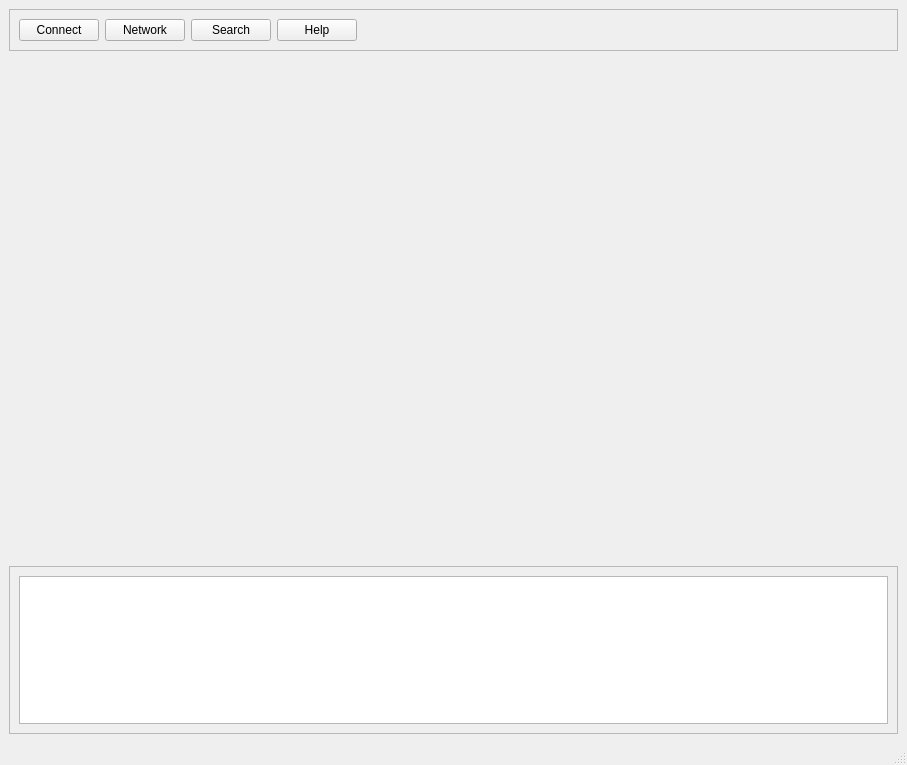
pars-linux/uludag, file 2.0/lider-newgui/lider/main.ui: the form before one commit.
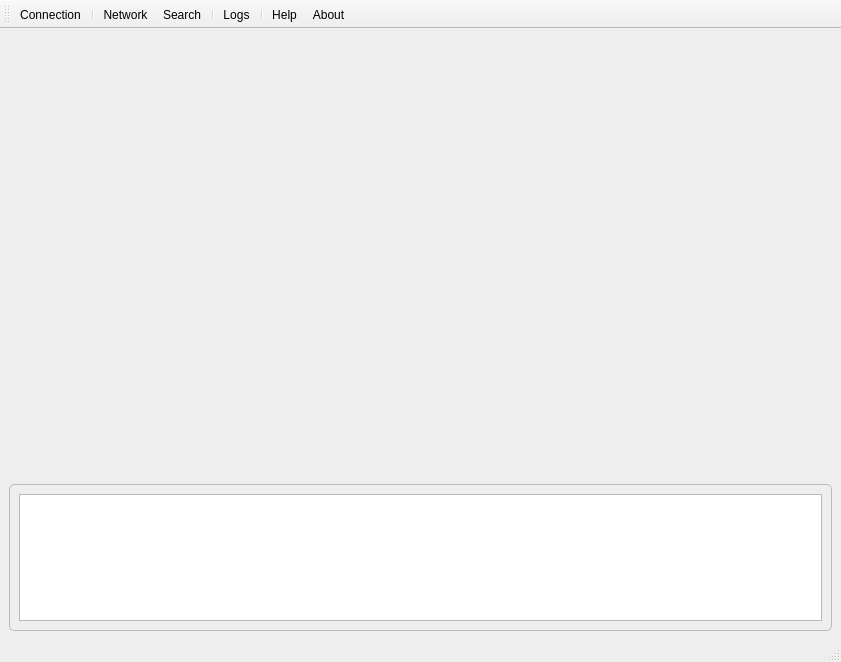
The form after the commit. The open tabs and pages were chosen to show the change. Icons and pictures are not drawn.

Commit message: Instead of ugly buttons, use actions. Also moved connection GUI to another page

Diff of the .ui file:
```diff
--- a/2.0/lider-newgui/lider/main.ui
+++ b/2.0/lider-newgui/lider/main.ui
@@ -6,8 +6,8 @@
    <rect>
     <x>0</x>
     <y>0</y>
-    <width>907</width>
-    <height>765</height>
+    <width>841</width>
+    <height>662</height>
    </rect>
   </property>
   <property name="windowTitle">
@@ -18,13 +18,14 @@
     <normaloff>:/icons/network48.png</normaloff>:/icons/network48.png</iconset>
   </property>
   <property name="styleSheet">
-   <string notr="true">#pushNodePurge {
-	color: #A00;
-	font-weight: bold;
+   <string notr="true">QMainWindow, #centralWidget, QStatusBar, QToolBar {
+	background: #eee;
 }
 
-#pushNodeUndo {
-	color: #A00;
+#frameToolbar, #frameNetwork, #frameNode, #frameMiniNetwork, #frame, #framePolicyInherit, #frameDeveloper {
+	border: 1px solid #bbb;
+	border-radius: 5px;
+	background: #eee;
 }
 
 QStackedWidget {
@@ -34,61 +35,8 @@
   </property>
   <widget class="QWidget" name="centralwidget">
    <layout class="QGridLayout" name="gridLayout_2">
-    <item row="0" column="0">
-     <widget class="QFrame" name="frameToolbar">
-      <property name="frameShape">
-       <enum>QFrame::StyledPanel</enum>
-      </property>
-      <property name="frameShadow">
-       <enum>QFrame::Raised</enum>
-      </property>
-      <layout class="QGridLayout" name="gridLayout_9">
-       <item row="0" column="0">
-        <widget class="QPushButton" name="pushConnect">
-         <property name="text">
-          <string>Connect</string>
-         </property>
-        </widget>
-       </item>
-       <item row="0" column="4">
-        <spacer name="horizontalSpacer_2">
-         <property name="orientation">
-          <enum>Qt::Horizontal</enum>
-         </property>
-         <property name="sizeHint" stdset="0">
-          <size>
-           <width>40</width>
-           <height>20</height>
-          </size>
-         </property>
-        </spacer>
-       </item>
-       <item row="0" column="3">
-        <widget class="QPushButton" name="pushHelp">
-         <property name="text">
-          <string>Help</string>
-         </property>
-        </widget>
-       </item>
-       <item row="0" column="1">
-        <widget class="QPushButton" name="pushNetwork">
-         <property name="text">
-          <string>Network</string>
-         </property>
-        </widget>
-       </item>
-       <item row="0" column="2">
-        <widget class="QPushButton" name="pushSearch">
-         <property name="text">
-          <string>Search</string>
-         </property>
-        </widget>
-       </item>
-      </layout>
-     </widget>
-    </item>
-    <item row="2" column="0">
-     <widget class="QFrame" name="groupDeveloper">
+    <item row="1" column="0">
+     <widget class="QFrame" name="frameDeveloper">
       <property name="sizePolicy">
        <sizepolicy hsizetype="Preferred" vsizetype="Preferred">
         <horstretch>0</horstretch>
@@ -108,7 +56,7 @@
       </layout>
      </widget>
     </item>
-    <item row="1" column="0">
+    <item row="0" column="0">
      <widget class="QStackedWidget" name="stackScreens">
       <property name="sizePolicy">
        <sizepolicy hsizetype="Preferred" vsizetype="Preferred">
@@ -422,11 +370,107 @@
         </item>
        </layout>
       </widget>
+      <widget class="QWidget" name="pageMisc">
+       <layout class="QGridLayout" name="gridLayout_9">
+        <property name="margin">
+         <number>0</number>
+        </property>
+        <item row="0" column="0">
+         <widget class="QStackedWidget" name="stackMisc"/>
+        </item>
+       </layout>
+      </widget>
      </widget>
     </item>
    </layout>
   </widget>
   <widget class="QStatusBar" name="statusBar"/>
+  <widget class="QToolBar" name="toolBar">
+   <property name="windowTitle">
+    <string>toolBar</string>
+   </property>
+   <property name="iconSize">
+    <size>
+     <width>32</width>
+     <height>32</height>
+    </size>
+   </property>
+   <property name="toolButtonStyle">
+    <enum>Qt::ToolButtonTextUnderIcon</enum>
+   </property>
+   <attribute name="toolBarArea">
+    <enum>TopToolBarArea</enum>
+   </attribute>
+   <attribute name="toolBarBreak">
+    <bool>false</bool>
+   </attribute>
+   <addaction name="actionConnection"/>
+   <addaction name="separator"/>
+   <addaction name="actionNetwork"/>
+   <addaction name="actionSearch"/>
+   <addaction name="separator"/>
+   <addaction name="actionLogs"/>
+   <addaction name="separator"/>
+   <addaction name="actionHelp"/>
+   <addaction name="actionAbout"/>
+  </widget>
+  <action name="actionConnection">
+   <property name="icon">
+    <iconset resource="data.qrc">
+     <normaloff>:/data/connect48.png</normaloff>:/data/connect48.png</iconset>
+   </property>
+   <property name="text">
+    <string>Connection</string>
+   </property>
+  </action>
+  <action name="actionHelp">
+   <property name="icon">
+    <iconset resource="data.qrc">
+     <normaloff>:/data/help48png</normaloff>:/data/help48png</iconset>
+   </property>
+   <property name="text">
+    <string>Help</string>
+   </property>
+  </action>
+  <action name="actionAbout">
+   <property name="icon">
+    <iconset resource="data.qrc">
+     <normaloff>:/data/about48.png</normaloff>:/data/about48.png</iconset>
+   </property>
+   <property name="text">
+    <string>About</string>
+   </property>
+  </action>
+  <action name="actionSearch">
+   <property name="icon">
+    <iconset resource="data.qrc">
+     <normaloff>:/data/find48.png</normaloff>:/data/find48.png</iconset>
+   </property>
+   <property name="text">
+    <string>Search</string>
+   </property>
+  </action>
+  <action name="actionNetwork">
+   <property name="icon">
+    <iconset resource="data.qrc">
+     <normaloff>:/data/repository48.png</normaloff>:/data/repository48.png</iconset>
+   </property>
+   <property name="text">
+    <string>Network</string>
+   </property>
+  </action>
+  <action name="actionLogs">
+   <property name="icon">
+    <iconset resource="data.qrc">
+     <normaloff>:/data/hint48.png</normaloff>:/data/hint48.png</iconset>
+   </property>
+   <property name="text">
+    <string>Logs</string>
+   </property>
+   <property name="toolTip">
+    <string>Logs</string>
+   </property>
+  </action>
  </widget>
  <resources>
   <include location="data.qrc"/>
```
Left out of the diff: 8 changed lines with no effect on the pictures. The commit also changes 24 other files.
